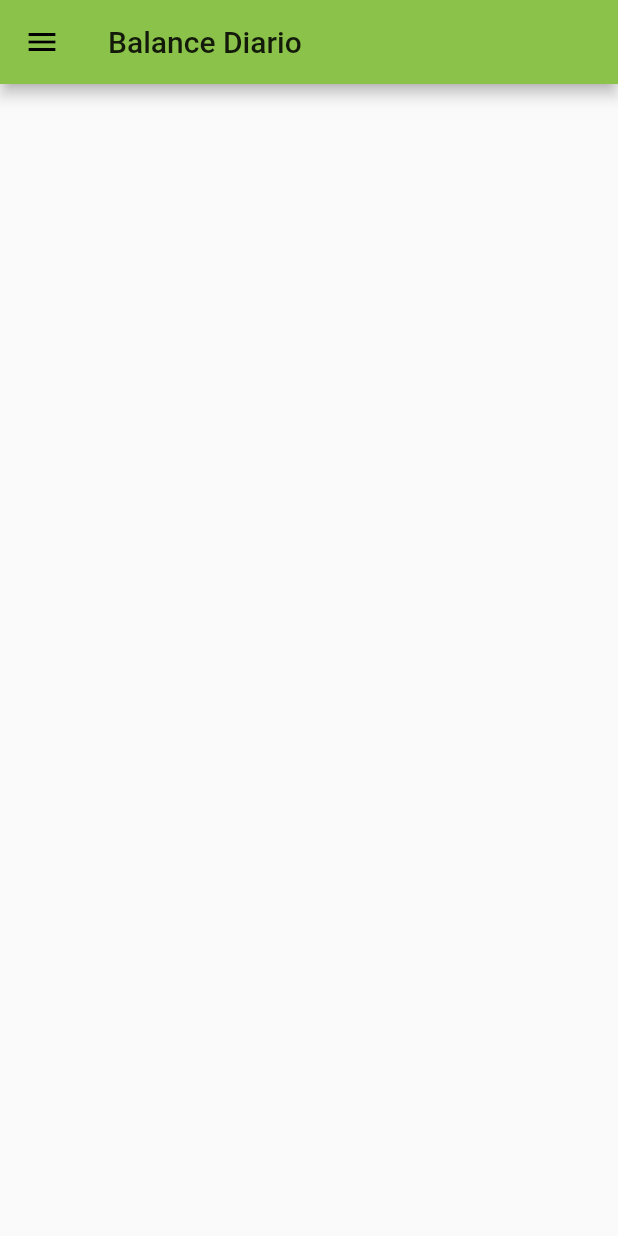
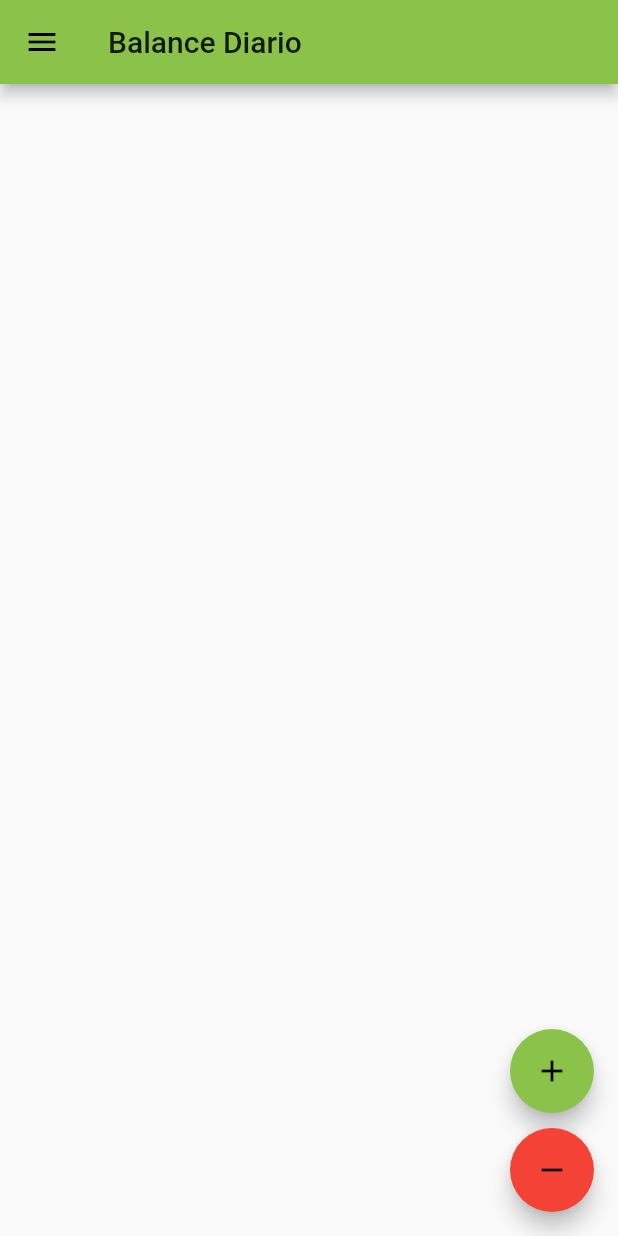
Before and after one commit to ervinsv92/balancetico, a Flutter app: the screen it shows after launch, on a phone screen of 412 x 824 dp. Run offline on Flutter 3.47's test engine with Material 2 defaults, Android fonts, the phone set to English and light mode, and no system bars; our stand-ins replace sqflite; accounts and stored records are empty.

Commit message:
Registro transacciones v2

```diff
--- /dev/null
+++ b/lib/models/BETransaccion.dart
@@ -0,0 +1,23 @@
+import 'package:balancetico/models/BETipoTransaccion.dart';
+
+class BETransaccion{
+  int idTransaccion;
+  BETipoTransaccion tipoTransaccion;
+  double monto;
+  DateTime fechaRegistro;
+
+  BETransaccion({this.idTransaccion = 0, this.tipoTransaccion, this.monto, this.fechaRegistro});
+
+  factory BETransaccion.fromJson(Map<String, dynamic> json) => new BETransaccion(
+    idTransaccion: json["idTransaccion"],
+    tipoTransaccion: json["tipoTransaccion"],
+    monto: json["monto"],
+    fechaRegistro: json["fechaRegistro"],
+  );
+
+  Map<String, dynamic> toJson() => {
+    "idTransaccion":idTransaccion,
+    "idTipoTransaccion":tipoTransaccion.idTipoTransaccion,
+    "monto":monto
+  };
+}
--- a/lib/pages/balance_diario_page.dart
+++ b/lib/pages/balance_diario_page.dart
@@ -1,4 +1,5 @@
 import 'package:balancetico/drawer/drawer.dart';
+import 'package:balancetico/providers/db_provider.dart';
 import 'package:balancetico/routes/routes.dart';
 import 'package:flutter/material.dart';
 
@@ -10,15 +11,56 @@ class BalanceDiarioPage extends StatefulWidget {
 
 class _BalanceDiarioPageState extends State<BalanceDiarioPage> {
 
+  final _scaffoldKey = GlobalKey<ScaffoldState>();
   final String rutaActiva = Routes.balanceDiario;
 
   @override
   Widget build(BuildContext context) {
     return Scaffold(
+      key: _scaffoldKey,
       appBar: AppBar(
         title: Text("Balance Diario"),
       ),
       drawer: AppDrawer(this.rutaActiva),
+      body: Container(),
+      floatingActionButton: Column(
+        mainAxisAlignment: MainAxisAlignment.end,
+        children: <Widget>[
+          FloatingActionButton(
+            heroTag: "btnIngreso",
+            backgroundColor: Theme.of(context).primaryColor,
+            child: Icon(Icons.add, color: Colors.black,),
+            onPressed: (){
+
+              DBProvider.db.existenTiposTransaccion("I").then((existe){
+                if(existe){
+                  Navigator.pushNamed(context, Routes.registroTransacciones);
+                }else{
+                   _scaffoldKey.currentState.showSnackBar(SnackBar(content:
+                      Text('No hay tipos de transacciones de Ingreso. cree al menos una para continuar!!!')));
+                }
+              });
+            },
+          ),
+          SizedBox(height: 10.0,),
+          FloatingActionButton(
+            heroTag: "btnGasto",
+            backgroundColor: Colors.red,
+            child: Icon(Icons.remove, color: Colors.black,),
+            onPressed: (){
+
+              DBProvider.db.existenTiposTransaccion("G").then((existe){
+                if(existe){
+                    Navigator.pushNamed(context, Routes.registroTransacciones);
+                }else{
+                    _scaffoldKey.currentState.showSnackBar(SnackBar(content:
+                        Text('No hay tipos de transacciones de gasto. cree al menos una para continuar!!!')));
+                }
+              });
+            },
+          )
+        ],
+      ),
     );
   }
 }
```
Also changed, not shown: lib/pages/lista_categorias_page.dart (+14 -7 lines), lib/pages/registro_categoria_page.dart (+11 -6 lines), lib/pages/registro_transacciones_page.dart (+96 -3 lines), lib/providers/db_provider.dart (+17 -0 lines), lib/providers/lista_categorias_bloc.dart (added, +38 -0 lines).
